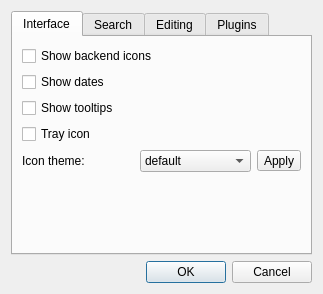
This is interface/settings.ui in gforgx/notefinder as Qt 5 draws it before an edit. The edited form follows.
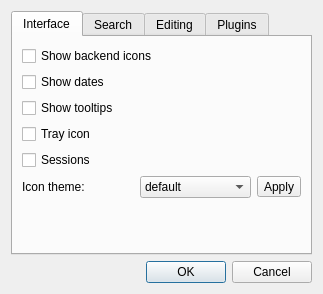
This is the edited form. Icons and pictures are not drawn.

Commit message: Saving/restoring sessions

What changed in the file:
```diff
--- a/interface/settings.ui
+++ b/interface/settings.ui
@@ -68,6 +68,13 @@
          </property>
         </widget>
        </item>
+       <item>
+        <widget class="QCheckBox" name="sessions" >
+         <property name="text" >
+          <string>Sessions</string>
+         </property>
+        </widget>
+       </item>
        <item>
         <layout class="QHBoxLayout" name="horizontalLayout" >
          <item>
```
The commit also changes 3 other files.
